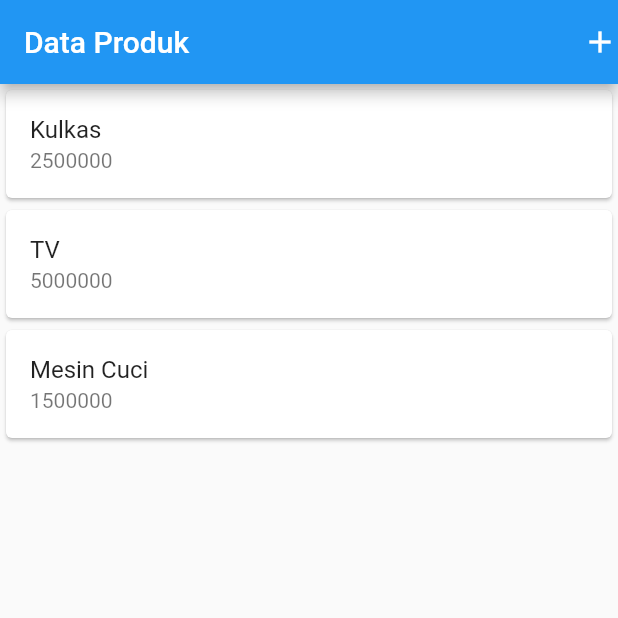
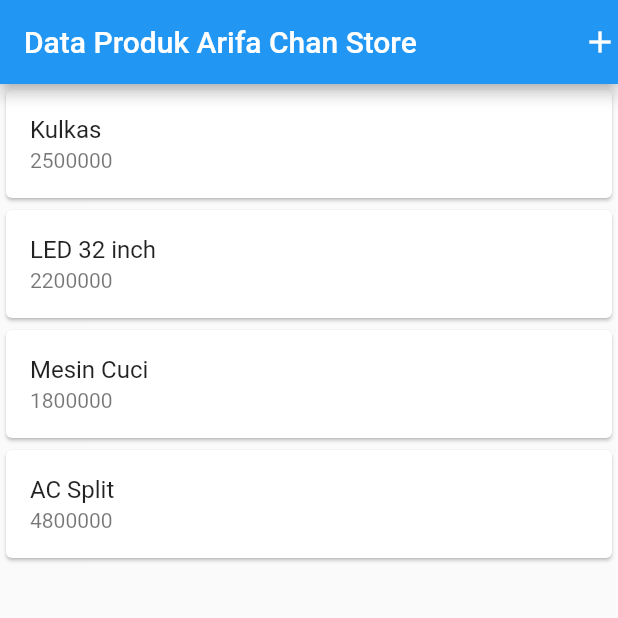
Before and after one commit to arifanchan/aplikasi_flutter_pertamaku, a Flutter app: the screen it shows after launch, on a phone screen of 412 x 824 dp, the top half of it. Run offline on Flutter 3.47's test engine with Material 2 defaults, Android fonts, the phone set to English and light mode, and no system bars.

Commit message:
Route, Widget, Detail Produk dan List View Produk

```diff
--- a/lib/main.dart
+++ b/lib/main.dart
@@ -13,7 +13,7 @@ class MyApp extends StatelessWidget {
   @override
   Widget build(BuildContext context) {
     return MaterialApp(
-      title: 'Aplikasi Flutter Pertama',
+      title: 'Aplikasi Flutter Pertamaku',
       // home: HelloWorld(),
       // home: ColumnWidget(),
       // home: RowWidget(),
--- a/lib/ui/produk_detail.dart
+++ b/lib/ui/produk_detail.dart
@@ -1,5 +1,4 @@
 import 'package:flutter/material.dart';
-import 'package:aplikasi_flutter_pertamaku/ui/produk_form.dart';
 
 class ProdukDetail extends StatefulWidget {
   final String kodeProduk;
@@ -18,15 +17,6 @@ class _ProdukDetailState extends State<ProdukDetail> {
     return Scaffold(
       appBar: AppBar(
         title: Text("Detail Produk Arifa Chan Store"),
-        // actions: [
-        //   GestureDetector(
-        //     child: Icon(Icons.add),
-        //     onTap: () async {
-        //       Navigator.push(context,new MaterialPageRoute(builder: (context) => ProdukForm()));
-        //     },
-        //   )
-        // ],
-
       ),
       body: Column(
         children: [
@@ -38,3 +28,31 @@ class _ProdukDetailState extends State<ProdukDetail> {
     );
   }
 }
+
+class ItemProduk extends StatelessWidget {
+  final String kodeProduk;
+  final String namaProduk;
+  final int harga;
+//membuat constructor
+  ItemProduk({ required this.kodeProduk,required  this.namaProduk,required  this.harga});
+  @override
+  Widget build(BuildContext context) {
+    return GestureDetector(
+        child: Card(
+          child: ListTile(
+            title: Text(namaProduk),
+            subtitle: Text(harga.toString()), //parsing dari int ke string
+          ),
+        ),
+        onTap: () {
+// pindah ke halaman Produk Detail dan mengirim data
+          Navigator.of(context).push(new MaterialPageRoute(
+              builder: (context) => ProdukDetail(
+                kodeProduk: kodeProduk,
+                namaProduk: namaProduk,
+                harga: harga,
+              )));
+        }
+    );
+  }
+}
--- a/lib/ui/produk_form.dart
+++ b/lib/ui/produk_form.dart
@@ -1,5 +1,4 @@
 import 'package:flutter/material.dart';
-import 'package:aplikasi_flutter_pertamaku/ui/produk_form.dart';
 import 'package:aplikasi_flutter_pertamaku/ui/produk_detail.dart';
 
 class ProdukForm extends StatefulWidget {
@@ -16,7 +15,7 @@ class _ProdukFormState extends State<ProdukForm> {
   Widget build(BuildContext context) {
     return Scaffold(
       appBar: AppBar(
-        title: Text('Form Produk'),
+        title: Text('Form Produk Arifa Chan Store'),
       ),
       body: SingleChildScrollView(
         child: Column(
@@ -47,7 +46,7 @@ class _ProdukFormState extends State<ProdukForm> {
 
   _textboxHargaProduk() {
     return TextField(
-      decoration: InputDecoration(labelText: "Harga"),
+      decoration: InputDecoration(labelText: "Harga Produk"),
       controller: _hargaProdukTextboxController,
     );
   }
--- a/lib/ui/produk_page.dart
+++ b/lib/ui/produk_page.dart
@@ -1,5 +1,6 @@
 import 'package:flutter/material.dart';
 import 'package:aplikasi_flutter_pertamaku/ui/produk_form.dart';
+import 'package:aplikasi_flutter_pertamaku/ui/produk_detail.dart';
 
 class ProdukPage extends StatefulWidget {
   @override
@@ -11,7 +12,7 @@ class _ProdukPageState extends State<ProdukPage> {
   Widget build(BuildContext context) {
     return Scaffold(
       appBar: AppBar(
-        title: Text("Data Produk"),
+        title: Text("Data Produk Arifa Chan Store"),
         actions: [
           GestureDetector(
             child: Icon(Icons.add),
@@ -23,27 +24,33 @@ class _ProdukPageState extends State<ProdukPage> {
       ),
       body: ListView(
         children: [
-          //list 1
-          Card(
-            child: ListTile(
-              title: Text("Kulkas"),
-              subtitle: Text("2500000"),
-            ),
-          ),
-          //list 2
-          Card(
-            child: ListTile(
-              title: Text("TV"),
-              subtitle: Text("5000000"),
-            ),
-          ),
-          //list 3
-          Card(
-            child: ListTile(
-              title: Text("Mesin Cuci"),
-              subtitle: Text("1500000"),
-            ),
-          ),
+        //list 1
+        ItemProduk(
+        kodeProduk: "A001",
+        namaProduk: "Kulkas",
+        harga: 2500000,
+      ),
+
+      //list 2
+      ItemProduk(
+        kodeProduk: "A002",
+        namaProduk: "LED 32 inch",
+        harga: 2200000,
+      ),
+
+      //list 3
+      ItemProduk(
+        kodeProduk: "A003",
+        namaProduk: "Mesin Cuci",
+        harga: 1800000,
+      ),
+
+      //list 4
+      ItemProduk(
+        kodeProduk: "A004",
+        namaProduk: "AC Split",
+        harga: 4800000,
+      ),
         ],
       ),
     );
```
